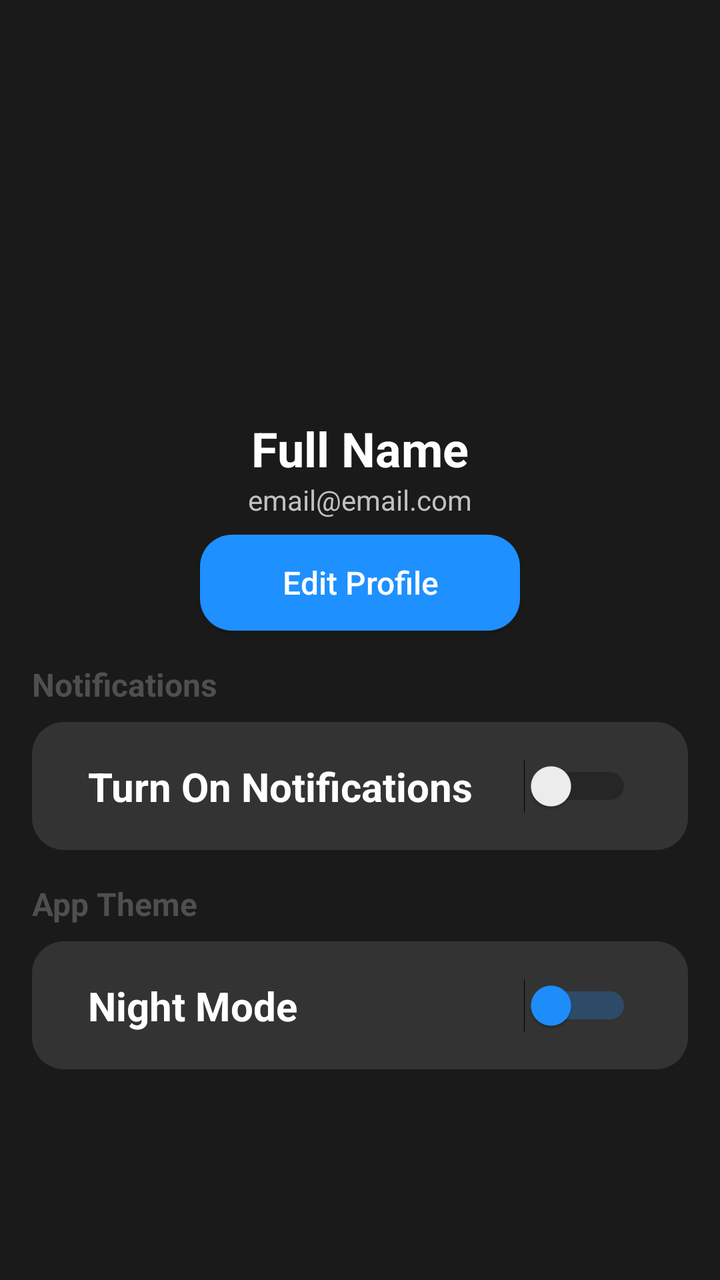
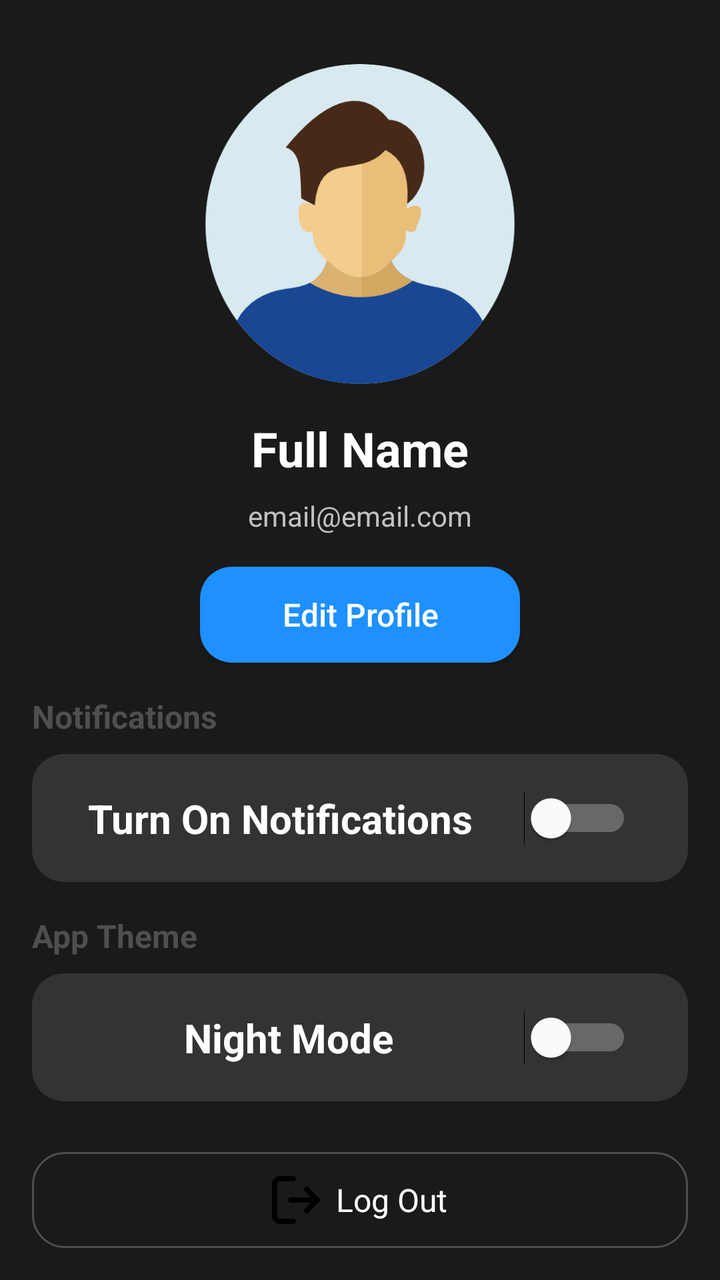

The first picture is an Android layout as it rendered before a commit; the second is the same layout after the commit. The layout source and the unified diff follow.
<!-- AndroidManifest.xml: application theme Theme.AppCompat.Light.NoActionBar -->
<!-- res/layout/activity_profile.xml -->
<?xml version="1.0" encoding="utf-8"?>
<androidx.constraintlayout.widget.ConstraintLayout xmlns:android="http://schemas.android.com/apk/res/android"
    xmlns:app="http://schemas.android.com/apk/res-auto"
    xmlns:tools="http://schemas.android.com/tools"
    android:id="@+id/main"
    android:layout_width="match_parent"
    android:layout_height="match_parent"
    android:background="#1A1A1A"
    tools:context=".ProfileActivity" >

    <ImageView
        android:id="@+id/profilePic"
        android:layout_width="160dp"
        android:layout_height="160dp"
        android:layout_marginTop="32dp"
        app:layout_constraintEnd_toEndOf="parent"
        app:layout_constraintStart_toStartOf="parent"
        app:layout_constraintTop_toTopOf="parent"
        app:srcCompat="@drawable/profileicon" />

    <ImageView
        android:id="@+id/backBtn"
        android:layout_width="32dp"
        android:layout_height="32dp"
        android:layout_marginStart="16dp"
        android:layout_marginTop="16dp"
        android:rotation="180"
        android:tint="#FFFFFF"
        app:layout_constraintStart_toStartOf="parent"
        app:layout_constraintTop_toTopOf="parent"
        app:srcCompat="@drawable/arrow" />

    <TextView
        android:id="@+id/userTxt"
        android:layout_width="wrap_content"
        android:layout_height="wrap_content"
        android:layout_marginTop="16dp"
        android:text="Full Name"
        android:textColor="#FFFFFF"
        android:textSize="24sp"
        android:textStyle="bold"
        app:layout_constraintEnd_toEndOf="parent"
        app:layout_constraintStart_toStartOf="parent"
        app:layout_constraintTop_toBottomOf="@+id/profilePic" />

    <TextView
        android:id="@+id/mailText"
        android:layout_width="wrap_content"
        android:layout_height="wrap_content"
        android:text="email@email.com"
        android:textColor="#C1C1C1"
        app:layout_constraintEnd_toEndOf="parent"
        app:layout_constraintStart_toStartOf="parent"
        app:layout_constraintTop_toBottomOf="@+id/userTxt" />

    <TextView
        android:id="@+id/textView4"
        android:layout_width="wrap_content"
        android:layout_height="wrap_content"
        android:layout_marginStart="16dp"
        android:layout_marginTop="16dp"
        android:text="Notifications"
        android:textColor="#4F4F4F"
        android:textSize="16sp"
        android:textStyle="bold"
        app:layout_constraintStart_toStartOf="parent"
        app:layout_constraintTop_toBottomOf="@+id/loginBtn" />

    <TextView
        android:id="@+id/textView5"
        android:layout_width="wrap_content"
        android:layout_height="wrap_content"
        android:layout_marginStart="16dp"
        android:layout_marginTop="16dp"
        android:text="App Theme"
        android:textColor="#4F4F4F"
        android:textSize="16sp"
        android:textStyle="bold"
        app:layout_constraintStart_toStartOf="parent"
        app:layout_constraintTop_toBottomOf="@+id/constraintLayout2" />

    <Button
        android:id="@+id/loginBtn"
        android:layout_width="0dp"
        android:layout_height="wrap_content"
        android:layout_marginTop="8dp"
        android:background="@drawable/rounded_button"
        android:padding="12dp"
        android:text="Edit Profile"
        android:textAllCaps="false"
        android:textColor="#FFFFFF"
        android:textSize="16sp"
        app:layout_constraintEnd_toEndOf="@+id/profilePic"
        app:layout_constraintStart_toStartOf="@+id/profilePic"
        app:layout_constraintTop_toBottomOf="@+id/mailText" />

    <androidx.constraintlayout.widget.ConstraintLayout
        android:id="@+id/constraintLayout"
        android:layout_width="0dp"
        android:layout_height="64dp"
        android:layout_marginStart="16dp"
        android:layout_marginTop="8dp"
        android:layout_marginEnd="16dp"
        android:background="@drawable/rounded_edittext"
        app:layout_constraintEnd_toEndOf="parent"
        app:layout_constraintStart_toStartOf="parent"
        app:layout_constraintTop_toBottomOf="@+id/textView5">

        <TextView
            android:layout_width="wrap_content"
            android:layout_height="wrap_content"
            android:layout_marginStart="16dp"
            android:text="Night Mode"
            android:textColor="#FFFFFF"
            android:textSize="20sp"
            android:textStyle="bold"
            app:layout_constraintBottom_toBottomOf="parent"
            app:layout_constraintStart_toStartOf="parent"
            app:layout_constraintTop_toTopOf="parent" />

        <Switch
            android:id="@+id/switch1"
            android:layout_width="wrap_content"
            android:layout_height="wrap_content"
            android:layout_marginEnd="16dp"
            android:thumbTint="#1E90FF"
            android:trackTint="#1E90FF"
            app:layout_constraintBottom_toBottomOf="parent"
            app:layout_constraintEnd_toEndOf="parent"
            app:layout_constraintTop_toTopOf="parent"
            tools:checked="true" />
    </androidx.constraintlayout.widget.ConstraintLayout>

    <androidx.constraintlayout.widget.ConstraintLayout
        android:id="@+id/constraintLayout2"
        android:layout_width="0dp"
        android:layout_height="64dp"
        android:layout_marginStart="16dp"
        android:layout_marginTop="8dp"
        android:layout_marginEnd="16dp"
        android:background="@drawable/rounded_edittext"
        app:layout_constraintEnd_toEndOf="parent"
        app:layout_constraintStart_toStartOf="parent"
        app:layout_constraintTop_toBottomOf="@+id/textView4">

        <TextView
            android:layout_width="wrap_content"
            android:layout_height="wrap_content"
            android:layout_marginStart="16dp"
            android:text="Turn On Notifications"
            android:textColor="#FFFFFF"
            android:textSize="20sp"
            android:textStyle="bold"
            app:layout_constraintBottom_toBottomOf="parent"
            app:layout_constraintStart_toStartOf="parent"
            app:layout_constraintTop_toTopOf="parent" />

        <Switch
            android:id="@+id/switch1"
            android:layout_width="wrap_content"
            android:layout_height="wrap_content"
            android:layout_marginEnd="16dp"
            app:layout_constraintBottom_toBottomOf="parent"
            app:layout_constraintEnd_toEndOf="parent"
            app:layout_constraintTop_toTopOf="parent" />
    </androidx.constraintlayout.widget.ConstraintLayout>

</androidx.constraintlayout.widget.ConstraintLayout>
<!-- resources referenced by this layout -->
<resources>
  <!-- drawable arrow: png bitmap (drawable, 1702 bytes) -->
  <!-- drawable profileicon: png bitmap (drawable, 9190 bytes) -->
  <!-- drawable rounded_button (drawable) -->
  <shape xmlns:android="http://schemas.android.com/apk/res/android">
      <solid android:color="#1E90FF"/>
      <corners android:radius="16dp"/>
      <padding
          android:left="16dp"
          android:right="16dp"
          android:top="10dp"
          android:bottom="10dp"/>
  </shape>
  <!-- drawable rounded_edittext (drawable) -->
  <shape xmlns:android="http://schemas.android.com/apk/res/android">
      <solid android:color="#333333" />
  
      <corners android:radius="16dp" />
  
      <padding
          android:left="12dp"
          android:right="12dp"
          android:top="12dp"
          android:bottom="12dp" />
  </shape>
</resources>

<!-- the commit's change to res/layout/activity_profile.xml (unified diff, before → after) -->
@@ -8,15 +8,50 @@
     android:background="#1A1A1A"
     tools:context=".ProfileActivity" >
 
-    <ImageView
+    <LinearLayout
+        android:id="@+id/logoutBtn"
+        android:layout_width="match_parent"
+        android:layout_height="wrap_content"
+        android:layout_marginStart="16dp"
+        android:layout_marginEnd="16dp"
+        android:layout_marginBottom="16dp"
+        android:background="@drawable/rounded_button_black"
+        android:gravity="center"
+        android:orientation="horizontal"
+        android:padding="12dp"
+        app:layout_constraintBottom_toBottomOf="parent"
+        app:layout_constraintEnd_toEndOf="parent"
+        app:layout_constraintStart_toStartOf="parent">
+
+        <ImageView
+            android:layout_width="24dp"
+            android:layout_height="24dp"
+            android:contentDescription="Icono del botón"
+            android:src="@drawable/logout"
+            app:tint="#FFFFFF" />
+
+        <Space
+            android:layout_width="8dp"
+            android:layout_height="wrap_content" />
+
+        <TextView
+            android:layout_width="wrap_content"
+            android:layout_height="wrap_content"
+            android:text="Log Out"
+            android:textColor="#FFFFFF"
+            android:textSize="16sp" />
+    </LinearLayout>
+
+    <com.google.android.material.imageview.ShapeableImageView
         android:id="@+id/profilePic"
+        style="@style/RoundedImage"
         android:layout_width="160dp"
         android:layout_height="160dp"
         android:layout_marginTop="32dp"
         app:layout_constraintEnd_toEndOf="parent"
         app:layout_constraintStart_toStartOf="parent"
         app:layout_constraintTop_toTopOf="parent"
-        app:srcCompat="@drawable/profileicon" />
+        app:srcCompat="@drawable/man" />
 
     <ImageView
         android:id="@+id/backBtn"
@@ -25,7 +60,7 @@
         android:layout_marginStart="16dp"
         android:layout_marginTop="16dp"
         android:rotation="180"
-        android:tint="#FFFFFF"
+        app:tint="#FFFFFF"
         app:layout_constraintStart_toStartOf="parent"
         app:layout_constraintTop_toTopOf="parent"
         app:srcCompat="@drawable/arrow" />
@@ -47,6 +82,7 @@
         android:id="@+id/mailText"
         android:layout_width="wrap_content"
         android:layout_height="wrap_content"
+        android:layout_marginTop="8dp"
         android:text="email@email.com"
         android:textColor="#C1C1C1"
         app:layout_constraintEnd_toEndOf="parent"
@@ -83,7 +119,7 @@
         android:id="@+id/loginBtn"
         android:layout_width="0dp"
         android:layout_height="wrap_content"
-        android:layout_marginTop="8dp"
+        android:layout_marginTop="16dp"
         android:background="@drawable/rounded_button"
         android:padding="12dp"
         android:text="Edit Profile"
@@ -106,7 +142,19 @@
         app:layout_constraintStart_toStartOf="parent"
         app:layout_constraintTop_toBottomOf="@+id/textView5">
 
+        <ImageView
+            android:id="@+id/nightModeIV"
+            android:layout_width="32dp"
+            android:layout_height="32dp"
+            android:layout_marginStart="16dp"
+            app:tint="#FFFFFF"
+            app:layout_constraintBottom_toBottomOf="parent"
+            app:layout_constraintStart_toStartOf="parent"
+            app:layout_constraintTop_toTopOf="parent"
+            app:srcCompat="@drawable/nightmode" />
+
         <TextView
+            android:id="@+id/textView"
             android:layout_width="wrap_content"
             android:layout_height="wrap_content"
             android:layout_marginStart="16dp"
@@ -115,20 +163,21 @@
             android:textSize="20sp"
             android:textStyle="bold"
             app:layout_constraintBottom_toBottomOf="parent"
-            app:layout_constraintStart_toStartOf="parent"
+            app:layout_constraintStart_toEndOf="@+id/nightModeIV"
             app:layout_constraintTop_toTopOf="parent" />
 
         <Switch
-            android:id="@+id/switch1"
+            android:id="@+id/switch2"
             android:layout_width="wrap_content"
             android:layout_height="wrap_content"
             android:layout_marginEnd="16dp"
-            android:thumbTint="#1E90FF"
-            android:trackTint="#1E90FF"
+            android:thumbTint="@color/switch_thumb"
+            android:trackTint="@color/switch_track"
             app:layout_constraintBottom_toBottomOf="parent"
             app:layout_constraintEnd_toEndOf="parent"
             app:layout_constraintTop_toTopOf="parent"
-            tools:checked="true" />
+            tools:checked="true"
+            tools:ignore="UseSwitchCompatOrMaterialXml" />
     </androidx.constraintlayout.widget.ConstraintLayout>
 
     <androidx.constraintlayout.widget.ConstraintLayout
@@ -159,10 +208,13 @@
             android:id="@+id/switch1"
             android:layout_width="wrap_content"
             android:layout_height="wrap_content"
+            android:thumbTint="@color/switch_thumb"
+            android:trackTint="@color/switch_track"
             android:layout_marginEnd="16dp"
             app:layout_constraintBottom_toBottomOf="parent"
             app:layout_constraintEnd_toEndOf="parent"
-            app:layout_constraintTop_toTopOf="parent" />
+            app:layout_constraintTop_toTopOf="parent"
+            tools:ignore="UseSwitchCompatOrMaterialXml" />
     </androidx.constraintlayout.widget.ConstraintLayout>
 
 </androidx.constraintlayout.widget.ConstraintLayout>
<!-- resource entries referenced after the edit -->
@@ -1,11 +1,26 @@
 <!-- resources referenced by this layout -->
 <resources>
   <!-- drawable arrow: png bitmap (drawable, 1702 bytes) -->
-  <!-- drawable profileicon: png bitmap (drawable, 9190 bytes) -->
+  <!-- drawable logout: png bitmap (drawable, 29364 bytes) -->
+  <!-- drawable man: png bitmap (drawable, 16637 bytes) -->
+  <!-- drawable nightmode: png bitmap (drawable, 21428 bytes) -->
   <!-- drawable rounded_button (drawable) -->
   <shape xmlns:android="http://schemas.android.com/apk/res/android">
       <solid android:color="#1E90FF"/>
       <corners android:radius="16dp"/>
+      <padding
+          android:left="16dp"
+          android:right="16dp"
+          android:top="10dp"
+          android:bottom="10dp"/>
+  </shape>
+  <!-- drawable rounded_button_black (drawable) -->
+  <shape xmlns:android="http://schemas.android.com/apk/res/android">
+      <solid android:color="#1A1A1A"/>
+      <corners android:radius="16dp"/>
+      <stroke
+          android:width="1dp"
+          android:color="#4F4F4F" />
       <padding
           android:left="16dp"
           android:right="16dp"
@@ -24,5 +39,12 @@
           android:top="12dp"
           android:bottom="12dp" />
   </shape>
+  <style name="RoundedImage">
+          <item name="shapeAppearanceOverlay">@style/RoundedCorners</item>
+      </style>
+  <style name="RoundedCorners">
+          <item name="cornerFamily">rounded</item>
+          <item name="cornerSize">50%</item> 
+      </style>
 </resources>
 
